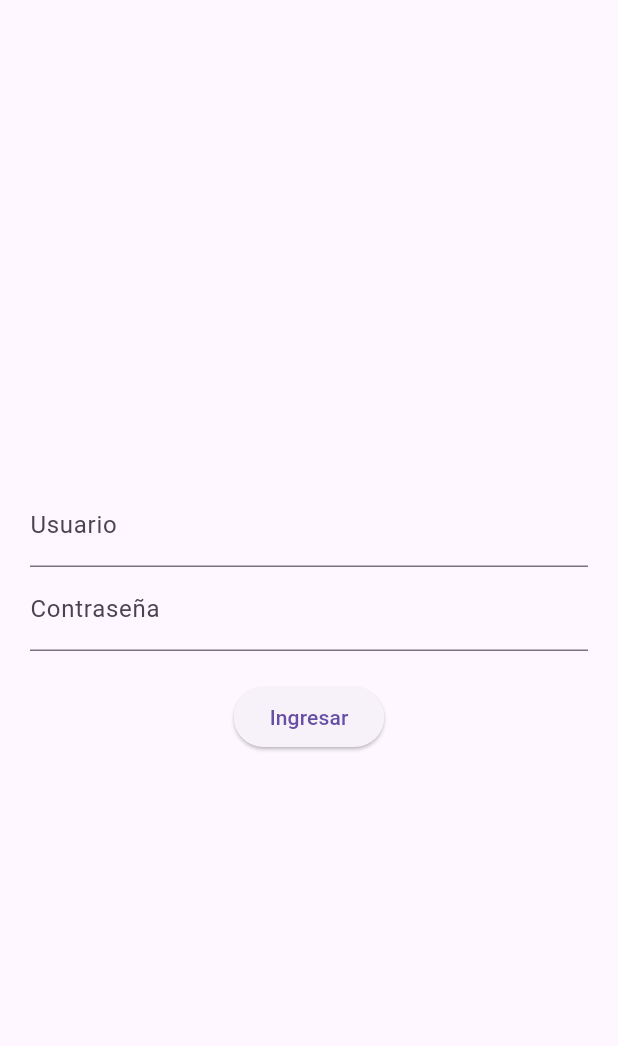
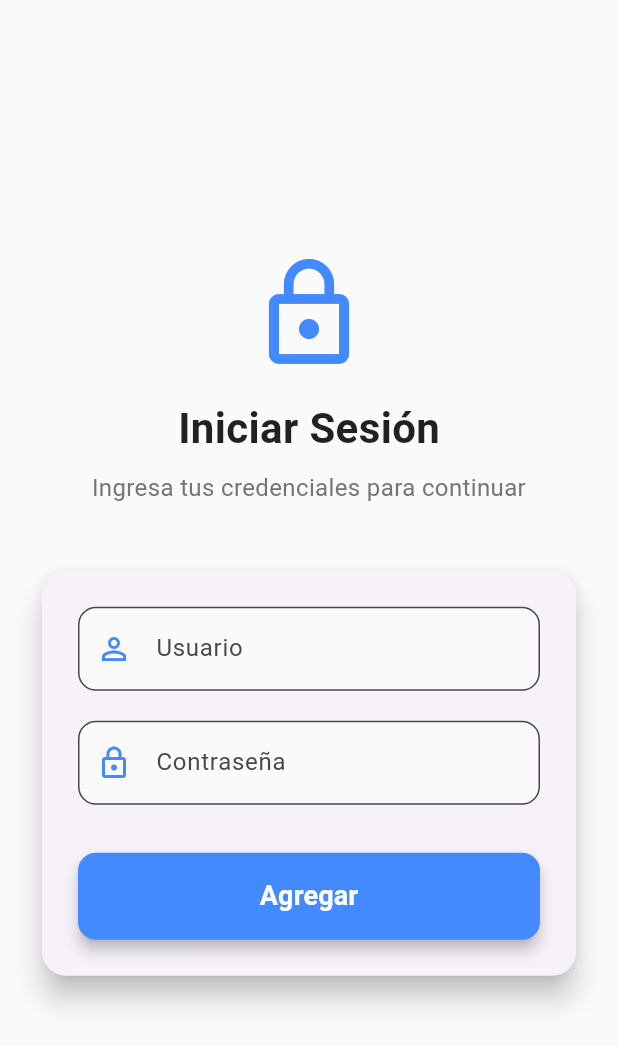
Before and after one commit to SamirL0912/BlocNew-Dio, a Flutter app: the screen it shows after launch, on a phone screen of 412 x 824 dp. Shown: the top 1046 px of the screen. Run offline on Flutter 3.47's test engine with Material 3 defaults, Android fonts, the phone set to English and light mode, and no system bars; our stand-ins replace bloc, dio, flutter_bloc.

Commit message:
finish3.2

```diff
--- a/pages/lib/pages/login pages/widgets/initial_view.dart
+++ b/pages/lib/pages/login pages/widgets/initial_view.dart
@@ -15,31 +15,120 @@ class _InitialLoginViewState extends State<InitialLoginView> {
 
   @override
   Widget build(BuildContext context) {
-    return Padding(
-      padding: const EdgeInsets.all(20),
+    return Scaffold(
+      backgroundColor: Colors.grey[50],
+      body: SafeArea(
+        child: Padding(
+          padding: const EdgeInsets.all(24.0),
           child: Column(
             mainAxisAlignment: MainAxisAlignment.center,
             children: [
+              const Icon(
+                Icons.lock_outline,
+                size: 80,
+                color: Colors.blueAccent,
+              ),
+              const SizedBox(height: 16),
+              const Text(
+                'Iniciar Sesión',
+                style: TextStyle(
+                  fontSize: 28,
+                  fontWeight: FontWeight.bold,
+                  color: Colors.black87,
+                ),
+              ),
+              const SizedBox(height: 8),
+              Text(
+                'Ingresa tus credenciales para continuar',
+                style: TextStyle(
+                  fontSize: 16,
+                  color: Colors.grey[600],
+                ),
+                textAlign: TextAlign.center,
+              ),
+              const SizedBox(height: 40),
+
+              Card(
+                elevation: 8,
+                shape: RoundedRectangleBorder(
+                  borderRadius: BorderRadius.circular(16),
+                ),
+                child: Padding(
+                  padding: const EdgeInsets.all(24.0),
+                  child: Column(
+                    children: [
                       TextField(
                         controller: _userController,
-            decoration: const InputDecoration(labelText: "Usuario"),
+                        decoration: InputDecoration(
+                          labelText: "Usuario",
+                          prefixIcon: const Icon(Icons.person_outline, color: Colors.blueAccent),
+                          border: OutlineInputBorder(
+                            borderRadius: BorderRadius.circular(12),
                           ),
+                          focusedBorder: OutlineInputBorder(
+                            borderRadius: BorderRadius.circular(12),
+                            borderSide: const BorderSide(color: Colors.blueAccent, width: 2),
+                          ),
+                          filled: true,
+                          fillColor: Colors.grey[50],
+                        ),
+                      ),
+                      const SizedBox(height: 20),
+
                       TextField(
                         controller: _passController,
                         obscureText: true,
-            decoration: const InputDecoration(labelText: "Contraseña"),
+                        decoration: InputDecoration(
+                          labelText: "Contraseña",
+                          prefixIcon: const Icon(Icons.lock_outline, color: Colors.blueAccent),
+                          border: OutlineInputBorder(
+                            borderRadius: BorderRadius.circular(12),
                           ),
-          const SizedBox(height: 20),
-          ElevatedButton(
+                          focusedBorder: OutlineInputBorder(
+                            borderRadius: BorderRadius.circular(12),
+                            borderSide: const BorderSide(color: Colors.blueAccent, width: 2),
+                          ),
+                          filled: true,
+                          fillColor: Colors.grey[50],
+                        ),
+                      ),
+                      const SizedBox(height: 32),
+
+
+                      SizedBox(
+                        width: double.infinity,
+                        child: ElevatedButton(
                           onPressed: () {
                             context.read<LoginCubit>().login(
                               _userController.text,
                               _passController.text,
                             );
                           },
-            child: const Text("Ingresar"),
+                          style: ElevatedButton.styleFrom(
+                            backgroundColor: Colors.blueAccent,
+                            foregroundColor: Colors.white,
+                            padding: const EdgeInsets.symmetric(vertical: 16),
+                            shape: RoundedRectangleBorder(
+                              borderRadius: BorderRadius.circular(12),
+                            ),
+                            elevation: 4,
+                          ),
+                          child: const Text(
+                            "Agregar",
+                            style: TextStyle(
+                              fontSize: 18,
+                              fontWeight: FontWeight.bold,
+                            ),
+                          ),
+                        ),
                       ),
                     ],
+                  ),
+                ),
+              ),
+            ],
+          ),
+        ),
       ),
     );
   }
```
Lines whose indentation alone changed are shown as unchanged.
